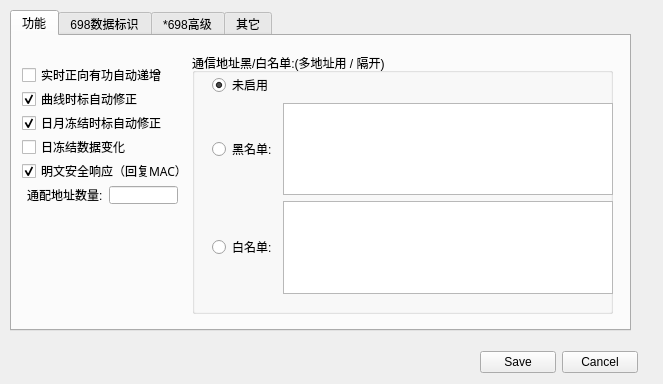
Qt form UI_Meter698_config.ui (xsjames/Meter698-45Simulator) before a commit.
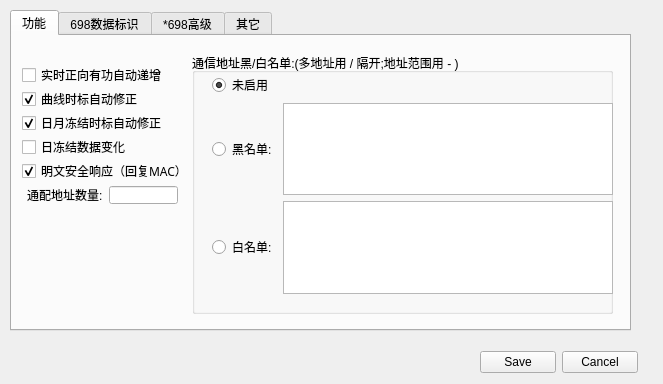
The same form after that commit. The open tabs and pages were chosen to show the change.

The edit to the form file:
```diff
--- a/UI_Meter698_config.ui
+++ b/UI_Meter698_config.ui
@@ -220,7 +220,7 @@
       </rect>
      </property>
      <property name="title">
-      <string>通信地址黑/白名单:(多地址用 / 隔开)</string>
+         <string>通信地址黑/白名单:(多地址用 / 隔开;地址范围用 - )</string>
      </property>
      <widget class="QWidget" name="layoutWidget">
       <property name="geometry">
```
Left out of the diff: 8 changed lines with no effect on the pictures.
